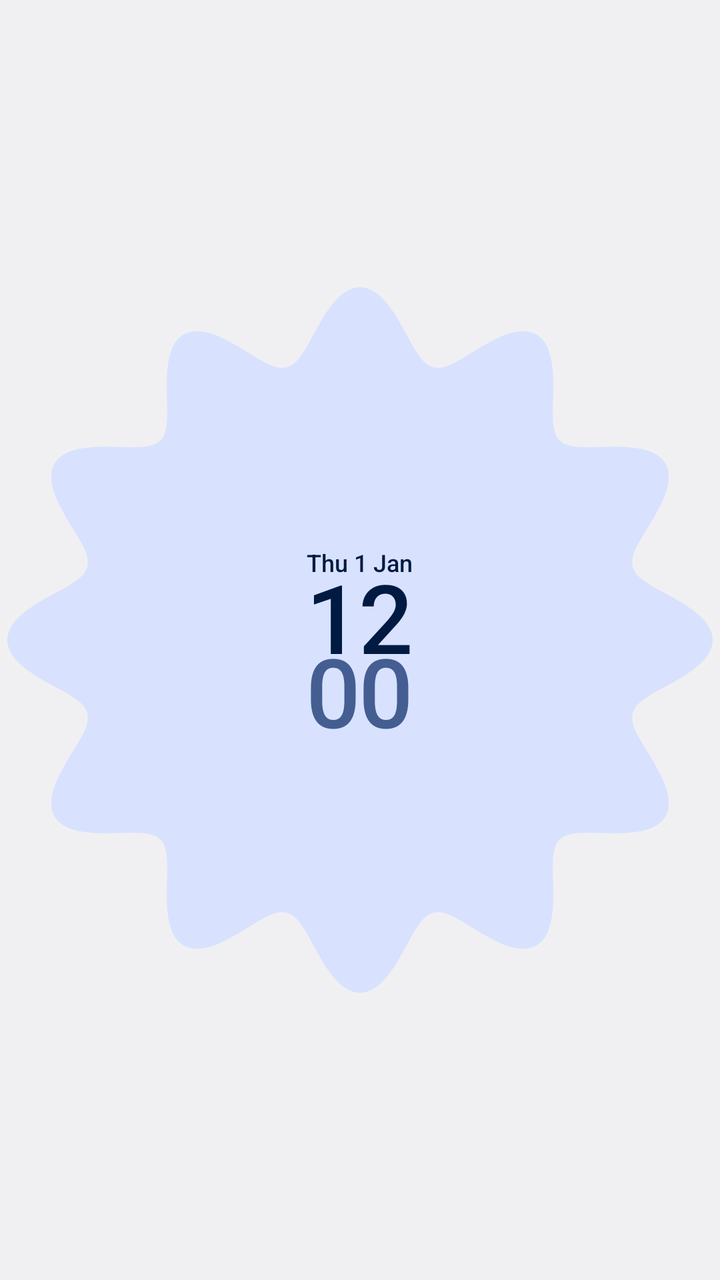
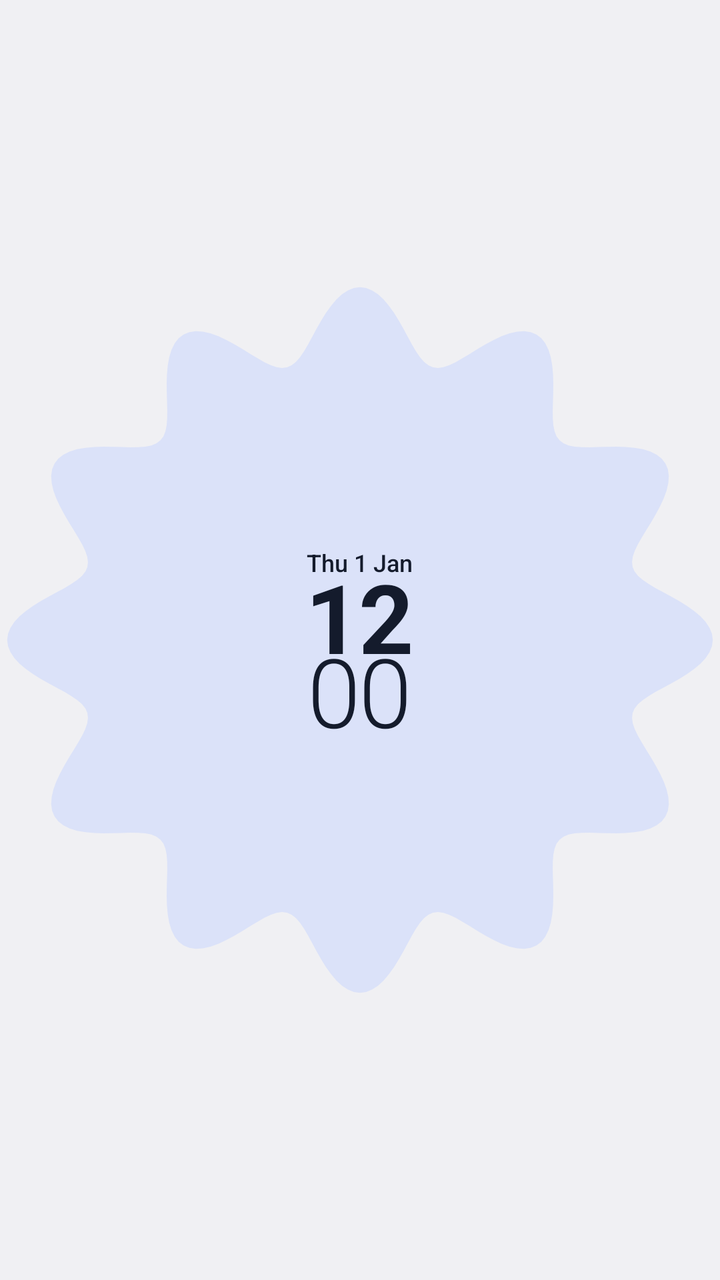

The first picture is an Android layout as it rendered before a commit; the second is the same layout after the commit. The layout source and the unified diff follow.
<!-- AndroidManifest.xml: application theme Theme.Clock -->
<!-- res/layout/widget_digital_round.xml -->
<?xml version="1.0" encoding="utf-8"?>
<FrameLayout xmlns:android="http://schemas.android.com/apk/res/android"
    xmlns:tools="http://schemas.android.com/tools"
    tools:ignore="SpUsage,ContentDescription,UseCompoundDrawables"
    android:id="@android:id/background"
    android:layout_width="match_parent"
    android:layout_height="match_parent">

    <ImageView
        android:layout_width="match_parent"
        android:layout_height="match_parent"
        android:importantForAccessibility="no"
        android:scaleType="fitCenter"
        android:src="@drawable/widget_cookie" />

    <LinearLayout
        android:layout_width="wrap_content"
        android:layout_height="wrap_content"
        android:layout_gravity="center"
        android:gravity="center_horizontal"
        android:orientation="vertical">

        <TextClock
            android:id="@+id/date"
            android:layout_width="wrap_content"
            android:layout_height="wrap_content"
            android:layout_marginBottom="2dp"
            android:fontFamily="sans-serif-medium"
            android:format12Hour="EEE d MMM"
            android:format24Hour="EEE d MMM"
            android:includeFontPadding="false"
            android:maxLines="1"
            android:textColor="@color/widget_on_primary_container"
            android:textSize="12dp" />

        
        <TextClock
            android:id="@+id/hours"
            android:layout_width="wrap_content"
            android:layout_height="wrap_content"
            android:layout_marginTop="-9dp"
            android:layout_marginBottom="-11dp"
            android:fontFamily="sans-serif-medium"
            android:fontFeatureSettings="tnum"
            android:format12Hour="h"
            android:format24Hour="HH"
            android:includeFontPadding="false"
            android:letterSpacing="-0.02"
            android:maxLines="1"
            android:textColor="@color/widget_on_primary_container"
            android:textSize="48dp" />

        <TextClock
            android:id="@+id/minutes"
            android:layout_width="wrap_content"
            android:layout_height="wrap_content"
            android:layout_marginTop="-9dp"
            android:layout_marginBottom="-11dp"
            android:fontFamily="sans-serif-medium"
            android:fontFeatureSettings="tnum"
            android:format12Hour="mm"
            android:format24Hour="mm"
            android:includeFontPadding="false"
            android:letterSpacing="-0.02"
            android:maxLines="1"
            android:textColor="@color/widget_primary"
            android:textSize="48dp" />

        <LinearLayout
            android:id="@+id/alarm"
            android:layout_width="wrap_content"
            android:layout_height="wrap_content"
            android:layout_marginTop="2dp"
            android:gravity="center_vertical"
            android:orientation="horizontal"
            android:visibility="gone">

            <ImageView
                android:id="@+id/alarm_icon"
                android:layout_width="18dp"
                android:layout_height="18dp"
                android:importantForAccessibility="no"
                android:src="@drawable/ic_alarm"
                android:tint="@color/widget_on_primary_container" />

            <TextView
                android:id="@+id/alarm_text"
                android:layout_width="wrap_content"
                android:layout_height="wrap_content"
                android:layout_marginStart="3dp"
                android:fontFamily="sans-serif-medium"
                android:includeFontPadding="false"
                android:maxLines="1"
                android:textColor="@color/widget_on_primary_container"
                android:textSize="12dp" />
        </LinearLayout>
    </LinearLayout>
</FrameLayout>
<!-- resources referenced by this layout -->
<resources>
  <color name="widget_on_primary_container">@android:color/system_on_primary_container_light</color>
  <color name="widget_primary">@android:color/system_primary_light</color>
  <!-- drawable ic_alarm (drawable) -->
  <vector xmlns:android="http://schemas.android.com/apk/res/android"
      android:width="24dp"
      android:height="24dp"
      android:viewportWidth="960"
      android:viewportHeight="960">
    <path
        android:fillColor="@android:color/white"
        android:pathData="M520,504L520,360Q520,343 508.5,331.5Q497,320 480,320Q463,320 451.5,331.5Q440,343 440,360L440,519Q440,527 443,534.5Q446,542 452,548L564,660Q575,671 592,671Q609,671 620,660Q631,649 631,632Q631,615 620,604L520,504ZM480,880Q405,880 339.5,851.5Q274,823 225.5,774.5Q177,726 148.5,660.5Q120,595 120,520Q120,445 148.5,379.5Q177,314 225.5,265.5Q274,217 339.5,188.5Q405,160 480,160Q555,160 620.5,188.5Q686,217 734.5,265.5Q783,314 811.5,379.5Q840,445 840,520Q840,595 811.5,660.5Q783,726 734.5,774.5Q686,823 620.5,851.5Q555,880 480,880ZM480,520Q480,520 480,520Q480,520 480,520Q480,520 480,520Q480,520 480,520Q480,520 480,520Q480,520 480,520Q480,520 480,520Q480,520 480,520ZM82,292Q71,281 71,264Q71,247 82,236L196,122Q207,111 224,111Q241,111 252,122Q263,133 263,150Q263,167 252,178L138,292Q127,303 110,303Q93,303 82,292ZM878,292Q867,303 850,303Q833,303 822,292L708,178Q697,167 697,150Q697,133 708,122Q719,111 736,111Q753,111 764,122L878,236Q889,247 889,264Q889,281 878,292ZM480,800Q597,800 678.5,718.5Q760,637 760,520Q760,403 678.5,321.5Q597,240 480,240Q363,240 281.5,321.5Q200,403 200,520Q200,637 281.5,718.5Q363,800 480,800Z"/>
  </vector>
  <!-- drawable widget_cookie: vector/xml drawable (drawable, 5070 chars, omitted) -->
  <style name="Theme.Clock" parent="@android:style/Theme.DeviceDefault.DayNight">
          <item name="android:windowActionBar">false</item>
          <item name="android:windowNoTitle">true</item>
      </style>
</resources>

<!-- the commit's change to res/layout/widget_digital_round.xml (unified diff, before → after) -->
@@ -7,6 +7,7 @@
     android:layout_height="match_parent">
 
     <ImageView
+        android:id="@+id/cookie"
         android:layout_width="match_parent"
         android:layout_height="match_parent"
         android:importantForAccessibility="no"
@@ -30,7 +31,7 @@
             android:format24Hour="EEE d MMM"
             android:includeFontPadding="false"
             android:maxLines="1"
-            android:textColor="@color/widget_on_primary_container"
+            android:textColor="@color/widget_on_secondary_container"
             android:textSize="12dp" />
 
         
@@ -40,15 +41,16 @@
             android:layout_height="wrap_content"
             android:layout_marginTop="-9dp"
             android:layout_marginBottom="-11dp"
-            android:fontFamily="sans-serif-medium"
+            android:fontFamily="sans-serif"
             android:fontFeatureSettings="tnum"
             android:format12Hour="h"
             android:format24Hour="HH"
             android:includeFontPadding="false"
             android:letterSpacing="-0.02"
             android:maxLines="1"
-            android:textColor="@color/widget_on_primary_container"
-            android:textSize="48dp" />
+            android:textColor="@color/widget_on_secondary_container"
+            android:textSize="48dp"
+            android:textStyle="bold" />
 
         <TextClock
             android:id="@+id/minutes"
@@ -56,14 +58,14 @@
             android:layout_height="wrap_content"
             android:layout_marginTop="-9dp"
             android:layout_marginBottom="-11dp"
-            android:fontFamily="sans-serif-medium"
+            android:fontFamily="sans-serif-light"
             android:fontFeatureSettings="tnum"
             android:format12Hour="mm"
             android:format24Hour="mm"
             android:includeFontPadding="false"
             android:letterSpacing="-0.02"
             android:maxLines="1"
-            android:textColor="@color/widget_primary"
+            android:textColor="@color/widget_on_secondary_container"
             android:textSize="48dp" />
 
         <LinearLayout
@@ -81,7 +83,7 @@
                 android:layout_height="18dp"
                 android:importantForAccessibility="no"
                 android:src="@drawable/ic_alarm"
-                android:tint="@color/widget_on_primary_container" />
+                android:tint="@color/widget_on_secondary_container" />
 
             <TextView
                 android:id="@+id/alarm_text"
@@ -91,7 +93,7 @@
                 android:fontFamily="sans-serif-medium"
                 android:includeFontPadding="false"
                 android:maxLines="1"
-                android:textColor="@color/widget_on_primary_container"
+                android:textColor="@color/widget_on_secondary_container"
                 android:textSize="12dp" />
         </LinearLayout>
     </LinearLayout>
<!-- resource entries referenced after the edit -->
@@ -1,7 +1,6 @@
 <!-- resources referenced by this layout -->
 <resources>
-  <color name="widget_on_primary_container">@android:color/system_on_primary_container_light</color>
-  <color name="widget_primary">@android:color/system_primary_light</color>
+  <color name="widget_on_secondary_container">@android:color/system_on_secondary_container_light</color>
   <!-- drawable ic_alarm (drawable) -->
   <vector xmlns:android="http://schemas.android.com/apk/res/android"
       android:width="24dp"
@@ -12,7 +11,7 @@
         android:fillColor="@android:color/white"
         android:pathData="M520,504L520,360Q520,343 508.5,331.5Q497,320 480,320Q463,320 451.5,331.5Q440,343 440,360L440,519Q440,527 443,534.5Q446,542 452,548L564,660Q575,671 592,671Q609,671 620,660Q631,649 631,632Q631,615 620,604L520,504ZM480,880Q405,880 339.5,851.5Q274,823 225.5,774.5Q177,726 148.5,660.5Q120,595 120,520Q120,445 148.5,379.5Q177,314 225.5,265.5Q274,217 339.5,188.5Q405,160 480,160Q555,160 620.5,188.5Q686,217 734.5,265.5Q783,314 811.5,379.5Q840,445 840,520Q840,595 811.5,660.5Q783,726 734.5,774.5Q686,823 620.5,851.5Q555,880 480,880ZM480,520Q480,520 480,520Q480,520 480,520Q480,520 480,520Q480,520 480,520Q480,520 480,520Q480,520 480,520Q480,520 480,520Q480,520 480,520ZM82,292Q71,281 71,264Q71,247 82,236L196,122Q207,111 224,111Q241,111 252,122Q263,133 263,150Q263,167 252,178L138,292Q127,303 110,303Q93,303 82,292ZM878,292Q867,303 850,303Q833,303 822,292L708,178Q697,167 697,150Q697,133 708,122Q719,111 736,111Q753,111 764,122L878,236Q889,247 889,264Q889,281 878,292ZM480,800Q597,800 678.5,718.5Q760,637 760,520Q760,403 678.5,321.5Q597,240 480,240Q363,240 281.5,321.5Q200,403 200,520Q200,637 281.5,718.5Q363,800 480,800Z"/>
   </vector>
-  <!-- drawable widget_cookie: vector/xml drawable (drawable, 5070 chars, omitted) -->
+  <!-- drawable widget_cookie: vector/xml drawable (drawable, 5072 chars, omitted) -->
   <style name="Theme.Clock" parent="@android:style/Theme.DeviceDefault.DayNight">
           <item name="android:windowActionBar">false</item>
           <item name="android:windowNoTitle">true</item>
